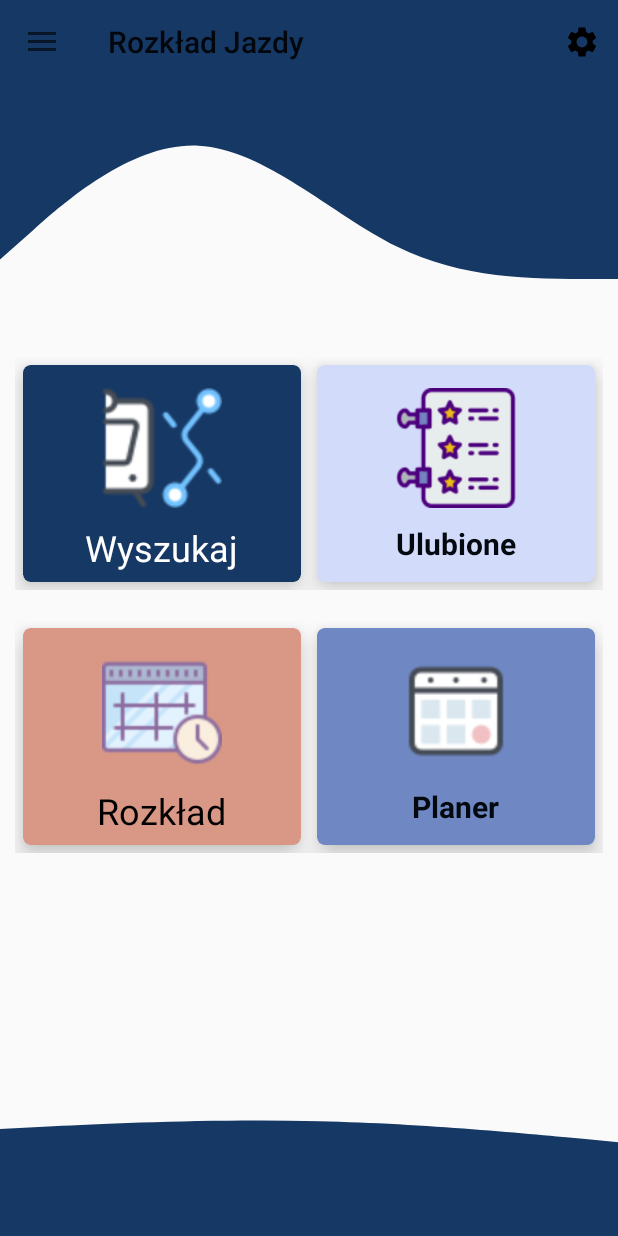
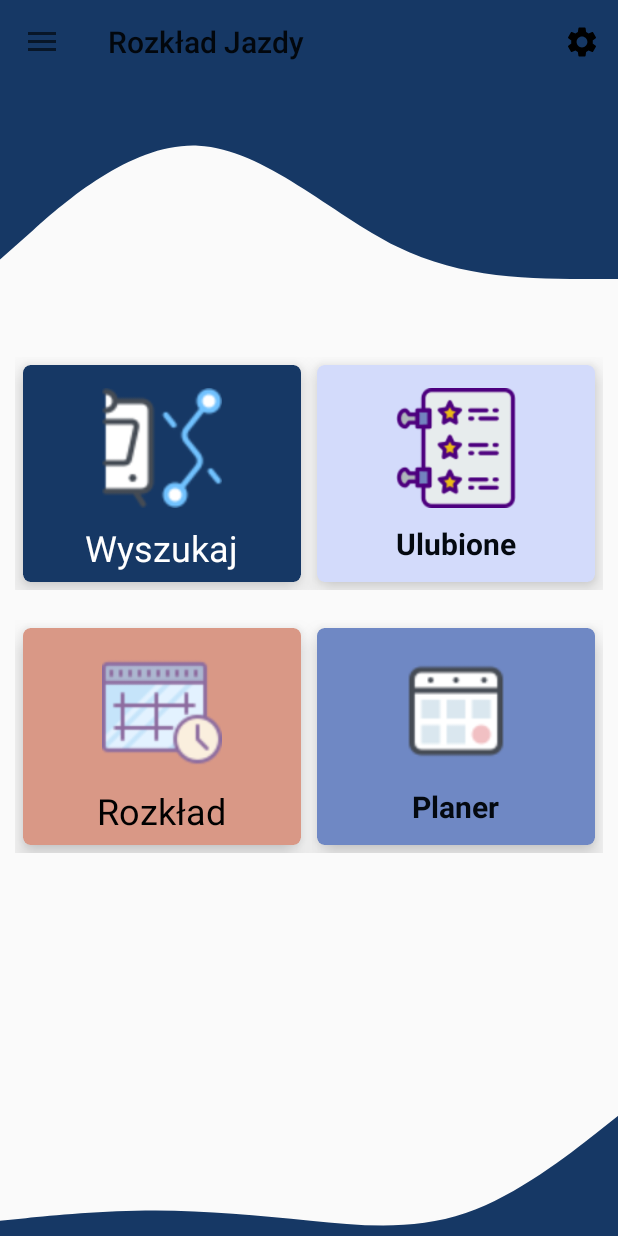
Before and after one commit to StarDust199/RailwayTTable, an Android app: the screen it shows after launch (MainActivity), on a phone screen of 412 x 824 dp. Run offline under Robolectric (Android 15) with nearby library versions, the phone set to English and light mode, and no system bars.

Commit message:
changed decoration element

```diff
--- /dev/null
+++ b/app/src/main/res/drawable/wave_floor.xml
@@ -0,0 +1,10 @@
+<vector xmlns:android="http://schemas.android.com/apk/res/android"
+    android:width="1440dp"
+    android:height="320dp"
+    android:viewportWidth="1440"
+    android:viewportHeight="320"
+    android:tint="?attr/colorPrimary">
+  <path
+      android:pathData="M0,288L60,282.7C120,277 240,267 360,266.7C480,267 600,277 720,288C840,299 960,309 1080,272C1200,235 1320,149 1380,106.7L1440,64L1440,320L1380,320C1320,320 1200,320 1080,320C960,320 840,320 720,320C600,320 480,320 360,320C240,320 120,320 60,320L0,320Z"
+      android:fillColor="#163865"/>
+</vector>
--- a/app/src/main/res/layout/activity_favorites.xml
+++ b/app/src/main/res/layout/activity_favorites.xml
@@ -32,7 +32,7 @@
     <RelativeLayout
         android:layout_width="414dp"
         android:layout_height="102dp"
-        android:background="@drawable/wave__3_"
+        android:background="@drawable/wave_floor"
         app:layout_constraintBottom_toBottomOf="parent"
         app:layout_constraintEnd_toEndOf="parent"
         app:layout_constraintStart_toStartOf="parent">
--- a/app/src/main/res/layout/activity_main.xml
+++ b/app/src/main/res/layout/activity_main.xml
@@ -214,10 +214,11 @@
                     </RelativeLayout>
                 </androidx.cardview.widget.CardView>
             </LinearLayout>
+
             <RelativeLayout
                 android:layout_width="414dp"
                 android:layout_height="102dp"
-                android:background="@drawable/wave__3_"
+                android:background="@drawable/wave_floor"
                 app:layout_constraintBottom_toBottomOf="parent"
                 app:layout_constraintEnd_toEndOf="parent"
                 app:layout_constraintStart_toStartOf="parent">
--- a/app/src/main/res/layout/activity_planner.xml
+++ b/app/src/main/res/layout/activity_planner.xml
@@ -26,10 +26,11 @@
         app:layout_constraintTop_toBottomOf="@+id/toolbar2">
 
     </RelativeLayout>
+
     <RelativeLayout
         android:layout_width="414dp"
         android:layout_height="102dp"
-        android:background="@drawable/wave__3_"
+        android:background="@drawable/wave_floor"
         app:layout_constraintBottom_toBottomOf="parent"
         app:layout_constraintEnd_toEndOf="parent"
         app:layout_constraintStart_toStartOf="parent">
--- a/app/src/main/res/layout/activity_route.xml
+++ b/app/src/main/res/layout/activity_route.xml
@@ -27,10 +27,11 @@
         app:layout_constraintTop_toBottomOf="@+id/toolbar2">
 
     </RelativeLayout>
+
     <RelativeLayout
         android:layout_width="414dp"
         android:layout_height="102dp"
-        android:background="@drawable/wave__3_"
+        android:background="@drawable/wave_floor"
         app:layout_constraintBottom_toBottomOf="parent"
         app:layout_constraintEnd_toEndOf="parent"
         app:layout_constraintStart_toStartOf="parent">
--- a/app/src/main/res/layout/activity_timetable.xml
+++ b/app/src/main/res/layout/activity_timetable.xml
@@ -25,10 +25,11 @@
         app:layout_constraintTop_toBottomOf="@+id/toolbar2">
 
     </RelativeLayout>
+
     <RelativeLayout
         android:layout_width="414dp"
         android:layout_height="102dp"
-        android:background="@drawable/wave__3_"
+        android:background="@drawable/wave_floor"
         app:layout_constraintBottom_toBottomOf="parent"
         app:layout_constraintEnd_toEndOf="parent"
         app:layout_constraintStart_toStartOf="parent">
```
